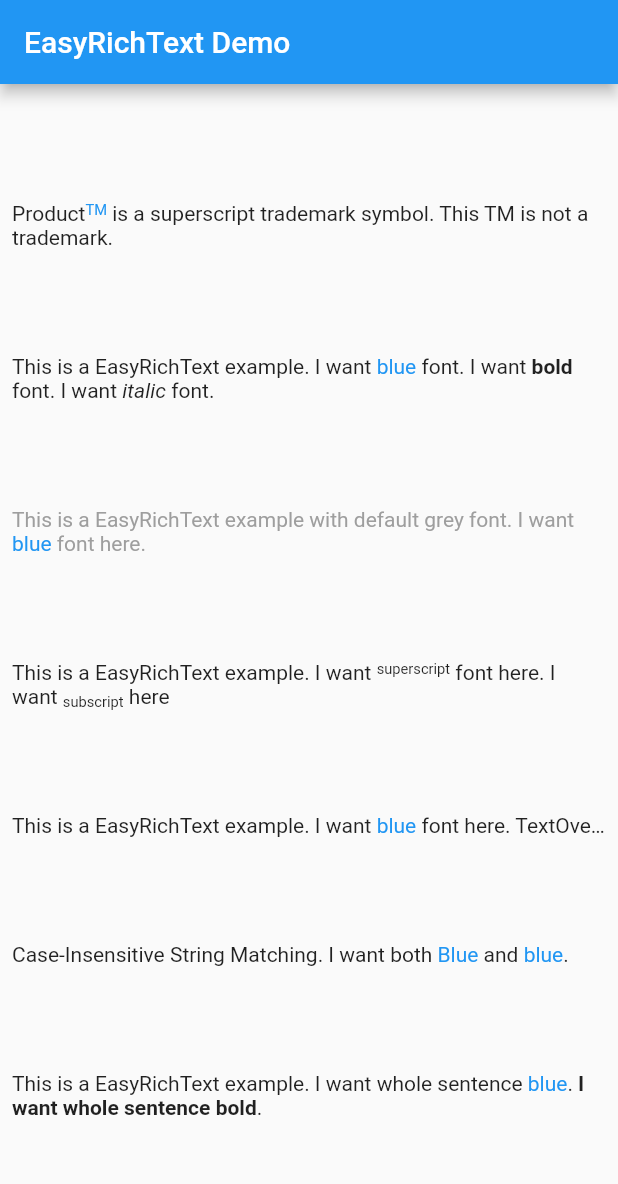
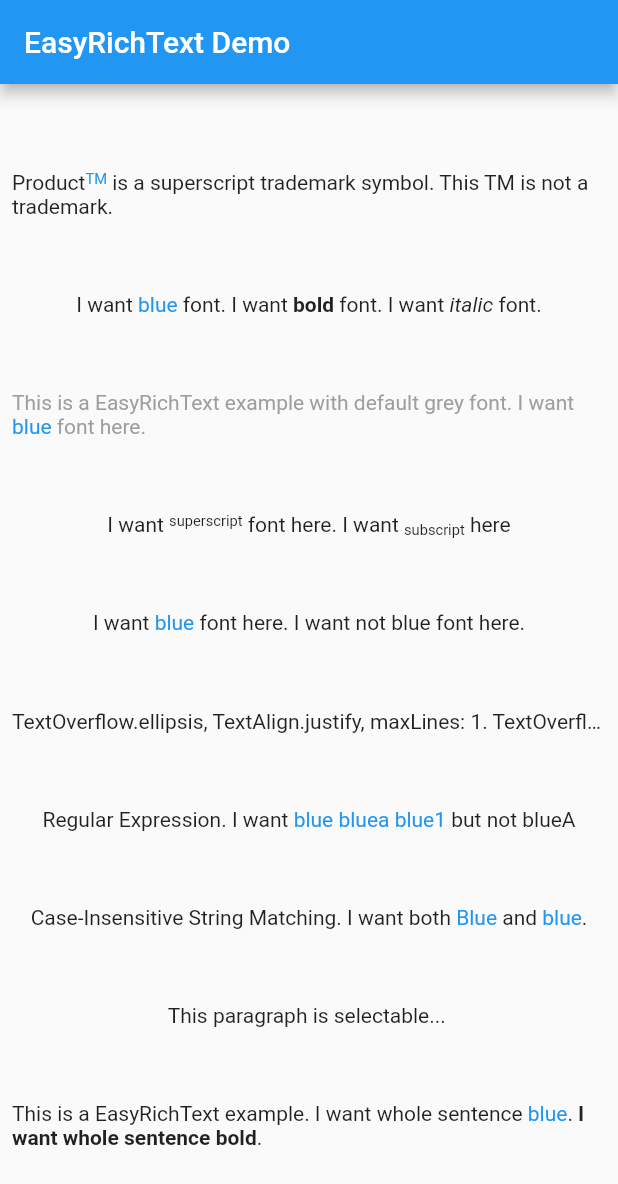
Before and after one commit to 2000calories/flutter_easy_rich_text, a Flutter app: the screen it shows after launch, on a phone screen of 412 x 824 dp. Shown: the top 1184 px of the screen. Run offline on Flutter 3.47's test engine with Material 2 defaults, Android fonts, the phone set to English and light mode, and no system bars.

Commit message:
Selectable text and regular expression support

```diff
--- a/example/lib/main.dart
+++ b/example/lib/main.dart
@@ -28,20 +28,6 @@ class MyHomePage extends StatefulWidget {
 class _MyHomePageState extends State<MyHomePage> {
   @override
   Widget build(BuildContext context) {
-    String str1 =
-        "ProductTM is a superscript trademark symbol. This TM is not a trademark.";
-    String str2 =
-        "This is a EasyRichText example. I want blue font. I want bold font. I want italic font.";
-    String str3 =
-        "This is a EasyRichText example with default grey font. I want blue font here.";
-    String str4 =
-        "This is a EasyRichText example. I want superscript font here. I want subscript here";
-    String str5 =
-        "This is a EasyRichText example. I want blue font here. TextOverflow.ellipsis, TextAlign.justify, maxLines: 1";
-    String str6 =
-        "This is a EasyRichText example. I want whole sentence blue. I want whole sentence bold.";
-    String str7 =
-        "Case-Insensitive String Matching. I want both Blue and blue.";
     return Scaffold(
       appBar: AppBar(
         title: Text(widget.title),
@@ -51,10 +37,11 @@ class _MyHomePageState extends State<MyHomePage> {
         child: Center(
           child: Column(
             mainAxisAlignment: MainAxisAlignment.spaceEvenly,
-            crossAxisAlignment: CrossAxisAlignment.start,
+            crossAxisAlignment: CrossAxisAlignment.center,
             children: <Widget>[
+              //trademark example
               EasyRichText(
-                str1,
+                "ProductTM is a superscript trademark symbol. This TM is not a trademark.",
                 patternList: [
                   EasyRichTextPattern(
                     targetString: 'TM',
@@ -65,8 +52,9 @@ class _MyHomePageState extends State<MyHomePage> {
                   ),
                 ],
               ),
+              //simple example
               EasyRichText(
-                str2,
+                "I want blue font. I want bold font. I want italic font.",
                 patternList: [
                   EasyRichTextPattern(
                     targetString: 'blue',
@@ -82,8 +70,9 @@ class _MyHomePageState extends State<MyHomePage> {
                   ),
                 ],
               ),
+              //default style
               EasyRichText(
-                str3,
+                "This is a EasyRichText example with default grey font. I want blue font here.",
                 defaultStyle: TextStyle(color: Colors.grey),
                 patternList: [
                   EasyRichTextPattern(
@@ -96,8 +85,9 @@ class _MyHomePageState extends State<MyHomePage> {
                   ),
                 ],
               ),
+              //superscript and subscript
               EasyRichText(
-                str4,
+                "I want superscript font here. I want subscript here",
                 patternList: [
                   EasyRichTextPattern(
                       targetString: 'superscript', superScript: true),
@@ -105,8 +95,9 @@ class _MyHomePageState extends State<MyHomePage> {
                       targetString: 'subscript', subScript: true),
                 ],
               ),
+              //conditional match
               EasyRichText(
-                str5,
+                "I want blue font here. I want not blue font here.",
                 patternList: [
                   EasyRichTextPattern(
                     targetString: 'blue',
@@ -114,14 +105,29 @@ class _MyHomePageState extends State<MyHomePage> {
                     style: TextStyle(color: Colors.blue),
                   ),
                 ],
+              ),
+              //All RichText properties accessible
+              EasyRichText(
+                "TextOverflow.ellipsis, TextAlign.justify, maxLines: 1. TextOverflow.ellipsis, TextAlign.justify, maxLines: 1.",
                 textAlign: TextAlign.justify,
                 maxLines: 1,
                 overflow: TextOverflow.ellipsis,
               ),
 
+              //regular expression
+              EasyRichText(
+                "Regular Expression. I want blue bluea blue1 but not blueA",
+                patternList: [
+                  EasyRichTextPattern(
+                    targetString: 'bl[a-z0-9]*',
+                    style: TextStyle(color: Colors.blue),
+                  ),
+                ],
+              ),
+
               //case insensitivity
               EasyRichText(
-                str7,
+                "Case-Insensitive String Matching. I want both Blue and blue.",
                 caseSensitive: false,
                 patternList: [
                   EasyRichTextPattern(
@@ -131,17 +137,23 @@ class _MyHomePageState extends State<MyHomePage> {
                 ],
               ),
 
+              //selectable.
+              EasyRichText(
+                "This paragraph is selectable...",
+                selectable: true,
+              ),
+
               //know issue
               EasyRichText(
-                str6,
+                "This is a EasyRichText example. I want whole sentence blue. I want whole sentence bold.",
                 patternList: [
+                  EasyRichTextPattern(
+                    targetString: 'I want whole sentence blue',
+                    style: TextStyle(fontWeight: FontWeight.bold),
+                  ),
                   EasyRichTextPattern(
                     targetString: 'blue',
                     style: TextStyle(color: Colors.blue),
-                  ),
-                  EasyRichTextPattern(
-                    targetString: 'I want whole sentence blue',
-                    style: TextStyle(fontWeight: FontWeight.bold),
                   ),
                   EasyRichTextPattern(
                     targetString: 'I want whole sentence bold',
--- a/lib/src/easy_rich_text.dart
+++ b/lib/src/easy_rich_text.dart
@@ -1,3 +1,4 @@
+import 'package:flutter/material.dart';
 import 'package:flutter/widgets.dart';
 import 'easy_rich_text_pattern.dart';
 
@@ -67,12 +68,17 @@ class EasyRichText extends StatelessWidget {
   /// {@macro flutter.widgets.text.DefaultTextStyle.textWidthBasis}
   final TextWidthBasis textWidthBasis;
 
+  ///case sensitive match
+  ///default true
   final bool caseSensitive;
+
+  ///selectable text, default false
+  final bool selectable;
 
   EasyRichText(
     this.text, {
     Key key,
-    @required this.patternList,
+    this.patternList,
     this.defaultStyle,
     this.textAlign = TextAlign.start,
     this.textDirection,
@@ -84,6 +90,7 @@ class EasyRichText extends StatelessWidget {
     this.strutStyle,
     this.textWidthBasis = TextWidthBasis.parent,
     this.caseSensitive = true,
+    this.selectable = false,
   });
 
   @override
@@ -91,6 +98,7 @@ class EasyRichText extends StatelessWidget {
     ///Regex pattern
     List<String> regExPatternList = [];
     List<String> targetStringList = new List<String>();
+    if (patternList != null) {
       patternList.forEach((pattern) {
         String targetString = pattern.targetString;
         targetStringList.add(targetString);
@@ -108,6 +116,7 @@ class EasyRichText extends StatelessWidget {
             : regExPatternList.add(
                 '(?<=\\b$stringBeforeTarget${matchWordBoundaries || matchLeftWordBoundary ? '\\s' : ''}$targetString${matchWordBoundaries || matchRightWordBoundary ? '\\b' : ''})|(?<=\\b$stringBeforeTarget${matchWordBoundaries ? '\\s' : ''})(?=$targetString${matchWordBoundaries || matchRightWordBoundary ? '\\b' : ''})');
       });
+    }
 
     String patternStringAll = regExPatternList.join('|');
 
@@ -117,26 +126,34 @@ class EasyRichText extends StatelessWidget {
     ///split text by RegExp pattern
     var strList = text.split(exp);
 
-    //print(strList);
-    //print(patternStringAll);
+    print(strList);
+    print(patternStringAll);
 
     ///format text span by pattern type
     List<InlineSpan> textSpanList = [];
     strList.forEach((str) {
-      int index;
+      int targetIndex = -1;
+
+      targetStringList.asMap().forEach((index, targetString) {
+        RegExp targetStringExp = new RegExp('^$targetString\\b',
+            caseSensitive: caseSensitive, unicode: true);
+        if (targetStringExp.hasMatch(str)) {
+          targetIndex = index;
+        }
+      });
 
       ///case insensitive search by toLowerCase
-      if (caseSensitive == true) {
-        index = targetStringList.indexOf(str);
-      } else {
-        targetStringList =
-            targetStringList.map((string) => string.toLowerCase()).toList();
-        index = targetStringList.indexOf(str.toLowerCase());
-      }
+      // if (caseSensitive == true) {
+      //   index = targetStringList.indexOf(str);
+      // } else {
+      //   targetStringList =
+      //       targetStringList.map((string) => string.toLowerCase()).toList();
+      //   index = targetStringList.indexOf(str.toLowerCase());
+      // }
 
       ///If str is targetString
-      if (index > -1) {
-        if (patternList[index].superScript) {
+      if (targetIndex > -1) {
+        if (patternList[targetIndex].superScript && !selectable) {
           //change the target string to superscript
           textSpanList.add(
             WidgetSpan(
@@ -145,14 +162,14 @@ class EasyRichText extends StatelessWidget {
                 child: Text(
                   str,
                   textScaleFactor: 0.7,
-                  style: patternList[index].style == null
+                  style: patternList[targetIndex].style == null
                       ? DefaultTextStyle.of(context).style
-                      : patternList[index].style,
+                      : patternList[targetIndex].style,
                 ),
               ),
             ),
           );
-        } else if (patternList[index].subScript) {
+        } else if (patternList[targetIndex].subScript && !selectable) {
           //change the target string to subscript
           textSpanList.add(
             WidgetSpan(
@@ -161,9 +178,9 @@ class EasyRichText extends StatelessWidget {
                 child: Text(
                   str,
                   textScaleFactor: 0.7,
-                  style: patternList[index].style == null
+                  style: patternList[targetIndex].style == null
                       ? DefaultTextStyle.of(context).style
-                      : patternList[index].style,
+                      : patternList[targetIndex].style,
                 ),
               ),
             ),
@@ -171,15 +188,30 @@ class EasyRichText extends StatelessWidget {
         } else {
           textSpanList.add(TextSpan(
               text: str,
-              style: patternList[index].style == null
+              style: patternList[targetIndex].style == null
                   ? DefaultTextStyle.of(context).style
-                  : patternList[index].style));
+                  : patternList[targetIndex].style));
         }
       } else {
         textSpanList.add(TextSpan(text: str));
       }
     });
 
+    if (selectable) {
+      return SelectableText.rich(
+        TextSpan(
+            style: defaultStyle == null
+                ? DefaultTextStyle.of(context).style
+                : defaultStyle,
+            children: textSpanList),
+        maxLines: maxLines,
+        strutStyle: strutStyle,
+        textAlign: textAlign,
+        textDirection: textDirection,
+        textScaleFactor: textScaleFactor,
+        textWidthBasis: textWidthBasis,
+      );
+    } else {
       return RichText(
         text: TextSpan(
             style: defaultStyle == null
@@ -198,3 +230,4 @@ class EasyRichText extends StatelessWidget {
       );
     }
   }
+}
--- a/pubspec.yaml
+++ b/pubspec.yaml
@@ -1,6 +1,6 @@
 name: easy_rich_text
 description: The EasyRichText widget provides a easy way to use RichText when you want to use specific style for specific word.
-version: 0.2.4
+version: 0.3.0
 homepage: https://github.com/2000calories/flutter_easy_rich_text
 
 environment:
```
Also changed, not shown: example/pubspec.lock, screen_shots/conditional_match.png (added), screen_shots/regular_expression.png (added), screen_shots/rich text overflow.png, screen_shots/selectable.png (added), screen_shots/simple.png, screen_shots/superscript_subscript.png, 2 other files. Lines whose indentation alone changed are shown as unchanged.
